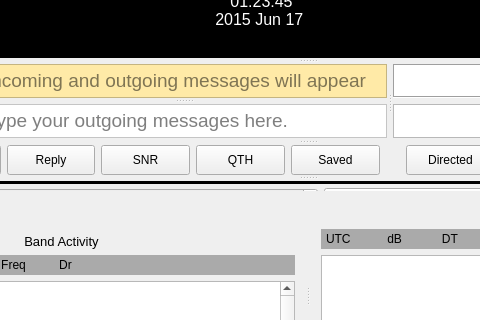
qcmiao1998/js8call, file mainwindow.ui: the form before one commit; both pictures show x 189 to 669 and y 92 to 412 of the 994 by 860 pixel window.
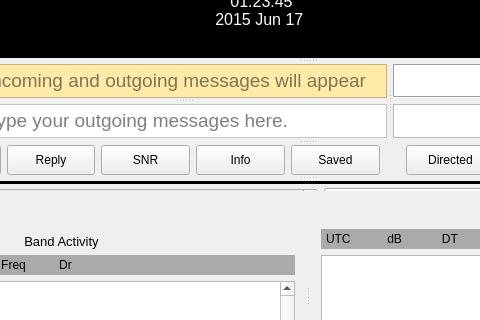
The form after the commit. Custom widgets are drawn as their Qt base class.

Commit message: Renamed QTH to INFO to be more generic

What changed in the file:
```diff
--- a/mainwindow.ui
+++ b/mainwindow.ui
@@ -1407,7 +1407,7 @@
            <string>&lt;html&gt;&lt;head/&gt;&lt;body&gt;&lt;p&gt;Send your station location message&lt;/p&gt;&lt;/body&gt;&lt;/html&gt;</string>
           </property>
           <property name="text">
-           <string>QTH</string>
+           <string>Info</string>
           </property>
          </widget>
         </item>
```
Left out of the diff: 4 changed lines with no effect on the pictures. The commit also changes 6 other files.
